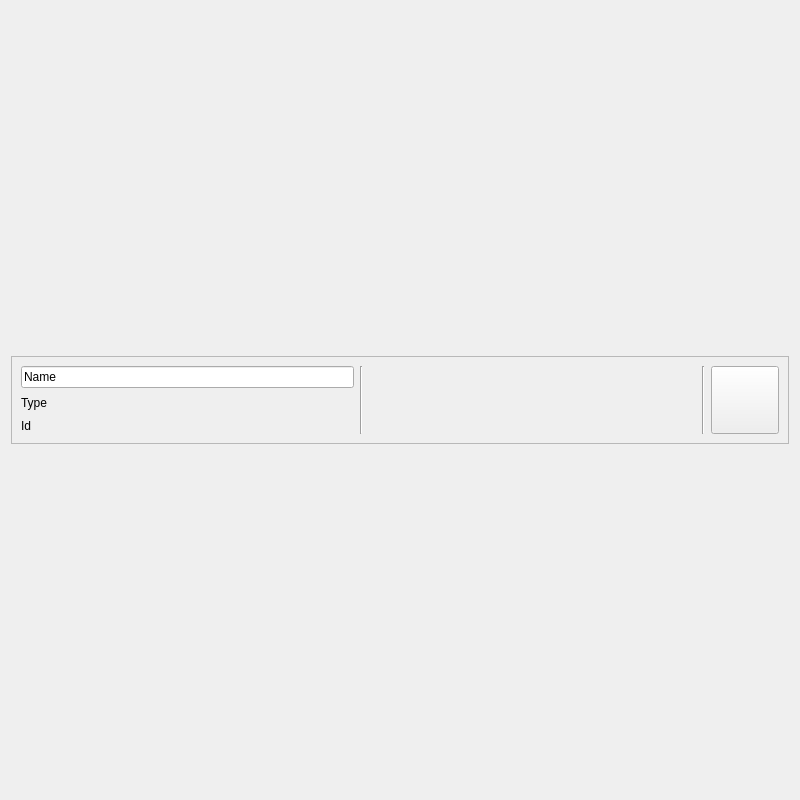
Above: ui/client.ui from e-gulakhmet/BrainlyHome before the change. Below: the same form after it.
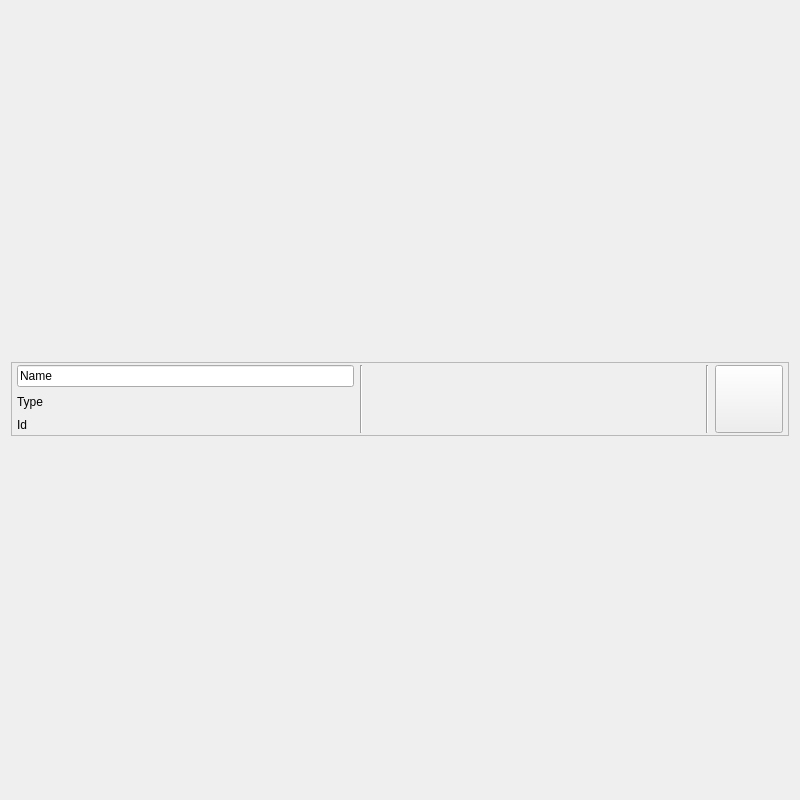
That is the form after the change. Icons and pictures are not drawn.

Commit message: Add clients to RoomScrollLayout

Diff of the .ui file:
```diff
--- a/ui/client.ui
+++ b/ui/client.ui
@@ -26,6 +26,9 @@
 }</string>
   </property>
   <layout class="QVBoxLayout" name="verticalLayout_3">
+   <property name="topMargin">
+    <number>9</number>
+   </property>
    <item>
     <widget class="QFrame" name="clientFrame">
      <property name="sizePolicy">
@@ -41,10 +44,25 @@
       <enum>QFrame::Raised</enum>
      </property>
      <layout class="QVBoxLayout" name="verticalLayout_4">
+      <property name="leftMargin">
+       <number>5</number>
+      </property>
+      <property name="topMargin">
+       <number>2</number>
+      </property>
+      <property name="rightMargin">
+       <number>5</number>
+      </property>
+      <property name="bottomMargin">
+       <number>2</number>
+      </property>
       <item>
        <layout class="QHBoxLayout" name="clientHBox">
         <item>
          <layout class="QVBoxLayout" name="infoVLay">
+          <property name="leftMargin">
+           <number>0</number>
+          </property>
           <item>
            <widget class="QLineEdit" name="nameLineEdit">
             <property name="text">
```
The commit also changes 5 other files.
